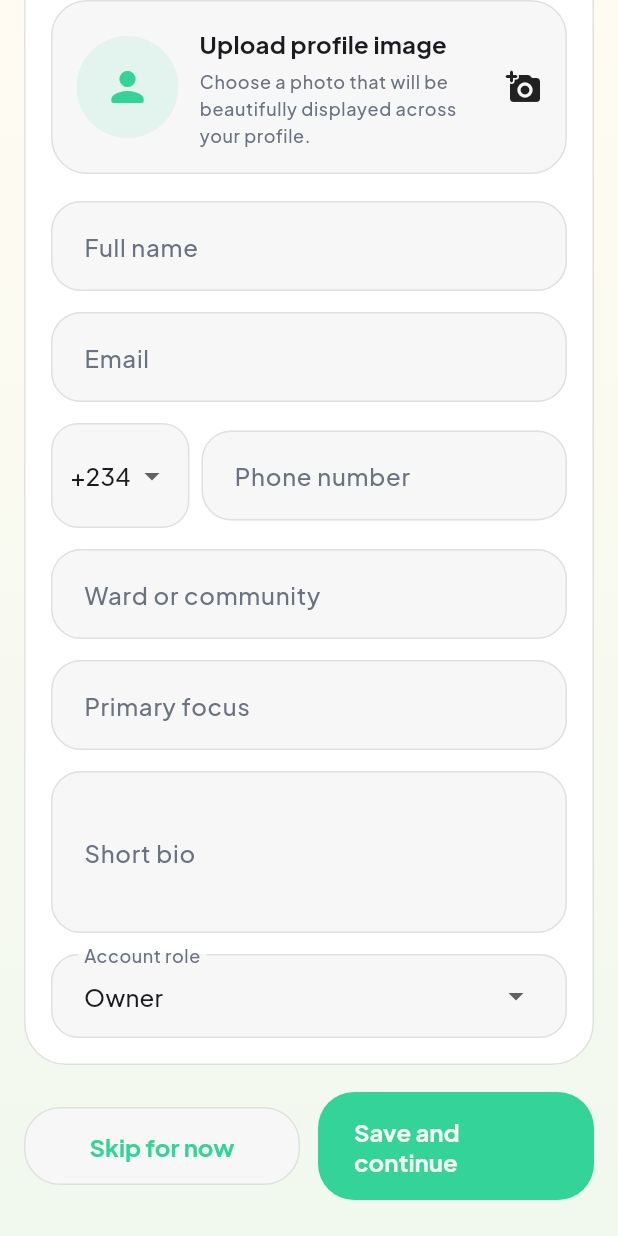
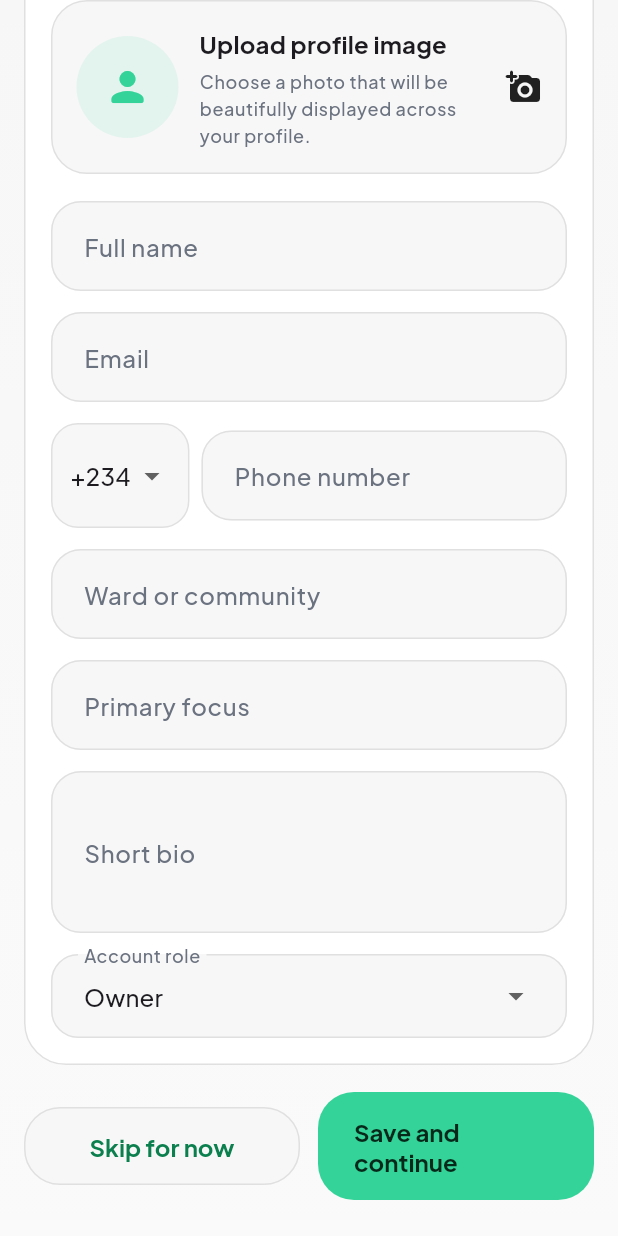
Before and after one commit to fliper-sys/farmsynchub, a Flutter app: the AccountSetupScreen screen opened by its route, scrolled down 534 dp, on a phone screen of 412 x 824 dp. Run offline on Flutter 3.47's test engine with Material 3 defaults, Android fonts, the phone set to English and light mode, and no system bars; our stand-ins replace cloud_firestore, connectivity_plus, file_picker, firebase_ai, firebase_auth, firebase_core and 17 more; missing offline and left inert: dart:html, firebase_app_check, google_sign_in_web; accounts and stored records are empty; project files that could hold a hidden picture were left out.

Commit message:
Improve readability: accessible green contrast, unified buttons, friendlier empty states
- Add primaryDeep / onPrimaryBrand and primaryForeground() so green text on
  light surfaces and labels on the bright brand green meet readable contrast
- Add button, tab bar and drawer themes with 48dp+ touch targets
- Drop the cream tint in SoftScreenScaffold to match the neutral scaffold and
  use translucent green tiles in dark mode
- Redesign EmptyState with a tinted icon and clearer hierarchy

Co-Authored-By: Claude Sonnet 5.5 <noreply@anthropic.com>
Claude-Session: https://claude.ai/code/session_015NEhKyPd71GcVhr1SAaGA2

```diff
--- a/lib/core/theme/app_colors.dart
+++ b/lib/core/theme/app_colors.dart
@@ -37,6 +37,20 @@ abstract final class AppColors {
   static const Color darkSecondaryText = Color(0xFFA9B3AC);
   static const Color darkMutedText = Color(0xFF737F76);
   static const Color darkBorder = Color(0x17EDEFEC);
+
+  /// Deep green for text and icons that sit on LIGHT surfaces. The bright
+  /// brand green is only about 2:1 against white, which is hard to read; this
+  /// is about 5:1 and still clearly the same family.
+  static const Color primaryDeep = Color(0xFF0B7F4D);
+
+  /// Label color to put ON the bright brand green (buttons, FAB, chips).
+  /// White on that green is only about 2:1; this near-black green is about 9:1.
+  static const Color onPrimaryBrand = Color(0xFF06281A);
+
+  /// Green to use when green is the *text or icon* color: bright on dark
+  /// surfaces, deep on light surfaces.
+  static Color primaryForeground(Brightness brightness) =>
+      brightness == Brightness.dark ? premiumGreen : primaryDeep;
 
   /// Deep botanical green used as the primary brand color.
   static const Color primary = premiumGreen;
--- a/lib/presentation/common/widgets/app_button.dart
+++ b/lib/presentation/common/widgets/app_button.dart
@@ -26,7 +26,7 @@ class AppButton extends StatelessWidget {
     this.clipBehavior = Clip.none,
   }) : style = ButtonStyle(
          backgroundColor: const WidgetStatePropertyAll(AppColors.primary),
-         foregroundColor: const WidgetStatePropertyAll(AppColors.surfaceLight),
+         foregroundColor: const WidgetStatePropertyAll(AppColors.onPrimaryBrand),
          elevation: const WidgetStatePropertyAll(0),
          shadowColor: WidgetStatePropertyAll(AppColors.primary.withOpacity(0.2)),
          shape: WidgetStatePropertyAll(
@@ -105,7 +105,9 @@ class AppButton extends StatelessWidget {
     final ButtonStyle resolvedStyle = isSecondary
         ? baseStyle.copyWith(
             backgroundColor: WidgetStatePropertyAll(Theme.of(context).colorScheme.surface),
-            foregroundColor: WidgetStatePropertyAll(Theme.of(context).colorScheme.primary),
+            foregroundColor: WidgetStatePropertyAll(
+              AppColors.primaryForeground(Theme.of(context).brightness),
+            ),
             side: WidgetStatePropertyAll(
               BorderSide(color: Theme.of(context).colorScheme.outlineVariant),
             ),
--- a/lib/presentation/common/widgets/soft_screen_scaffold.dart
+++ b/lib/presentation/common/widgets/soft_screen_scaffold.dart
@@ -40,6 +40,12 @@ class SoftScreenScaffold extends StatelessWidget {
     final ThemeData theme = Theme.of(context);
     final ColorScheme scheme = theme.colorScheme;
     final bool isDark = theme.brightness == Brightness.dark;
+    // Green used as text/icon color: deep on light surfaces so it is readable.
+    final Color accent = AppColors.primaryForeground(theme.brightness);
+    // Soft green fill for icon tiles and badges; a translucent tint in dark
+    // mode instead of a pale pastel that would glow on a near-black screen.
+    final Color softFill =
+        isDark ? AppColors.primary.withOpacity(0.16) : AppColors.surfaceSoft;
 
     return DecoratedBox(
       decoration: BoxDecoration(
@@ -52,9 +58,11 @@ class SoftScreenScaffold extends StatelessWidget {
                   const Color(0xFF102219),
                   scheme.surface,
                 ]
+              // Matches the app's neutral light scaffold instead of the old
+              // cream tint, so tab pages and detail pages look like one app.
               : <Color>[
-                  const Color(0xFFFFFBF2),
-                  const Color(0xFFF1F8EE),
+                  scheme.surface,
+                  scheme.surfaceContainerLow,
                 ],
         ),
       ),
@@ -174,14 +182,17 @@ class SoftScreenScaffold extends StatelessWidget {
                               ],
                             ] else ...<Widget>[
                               if (onBack != null) ...<Widget>[
-                                IconButton(
-                                  icon: const Icon(Icons.arrow_back_rounded),
-                                  color: isDark
-                                      ? theme.colorScheme.onSurface
-                                      : AppColors.primary,
-                                  onPressed: onBack,
+                                Align(
+                                  alignment: Alignment.centerLeft,
+                                  child: IconButton(
+                                    icon: const Icon(Icons.arrow_back_rounded),
+                                    color: isDark
+                                        ? theme.colorScheme.onSurface
+                                        : accent,
+                                    onPressed: onBack,
+                                  ),
                                 ),
-                                const SizedBox(width: 12),
+                                const SizedBox(height: 10),
                               ],
                               Row(
                                 crossAxisAlignment: CrossAxisAlignment.start,
@@ -190,13 +201,10 @@ class SoftScreenScaffold extends StatelessWidget {
                                     width: 56,
                                     height: 56,
                                     decoration: BoxDecoration(
-                                      color: isDark
-                                          ? scheme.primary.withOpacity(0.18)
-                                          : AppColors.surfaceSoft,
+                                      color: softFill,
                                       borderRadius: BorderRadius.circular(20),
                                     ),
-                                    child:
-                                        Icon(heroIcon, color: scheme.primary),
+                                    child: Icon(heroIcon, color: accent),
                                   ),
                                   const SizedBox(width: 14),
                                   Expanded(
@@ -209,10 +217,7 @@ class SoftScreenScaffold extends StatelessWidget {
                                             padding: const EdgeInsets.symmetric(
                                                 horizontal: 12, vertical: 7),
                                             decoration: BoxDecoration(
-                                              color: isDark
-                                                  ? scheme.primary
-                                                      .withOpacity(0.18)
-                                                  : AppColors.surfaceSoft,
+                                              color: softFill,
                                               borderRadius:
                                                   BorderRadius.circular(999),
                                             ),
@@ -220,19 +225,19 @@ class SoftScreenScaffold extends StatelessWidget {
                                               heroBadge!,
                                               style: theme.textTheme.labelMedium
                                                   ?.copyWith(
-                                                color: AppColors.primaryMid,
+                                                color: accent,
                                                 fontWeight: FontWeight.w700,
                                               ),
                                             ),
                                           ),
-                                          const SizedBox(height: 12),
+                                          const SizedBox(height: 10),
                                         ],
                                         Text(
                                           heroTitle,
                                           style: theme.textTheme.headlineSmall
                                               ?.copyWith(
                                             fontSize: titleSize,
-                                            color: AppColors.primary,
+                                            color: accent,
                                           ),
                                           maxLines: 2,
                                           overflow: TextOverflow.ellipsis,
@@ -345,9 +350,7 @@ class SoftSectionTitle extends StatelessWidget {
               title,
               style: titleStyle ??
                   theme.textTheme.titleLarge?.copyWith(
-                    color: theme.brightness == Brightness.dark
-                        ? theme.colorScheme.onSurface
-                        : AppColors.primary,
+                    color: AppColors.primaryForeground(theme.brightness),
                   ),
             ),
           ),
```
Also changed, not shown: lib/core/theme/app_theme.dart (+77 -1 lines), lib/presentation/common/widgets/empty_state.dart (+24 -12 lines).
